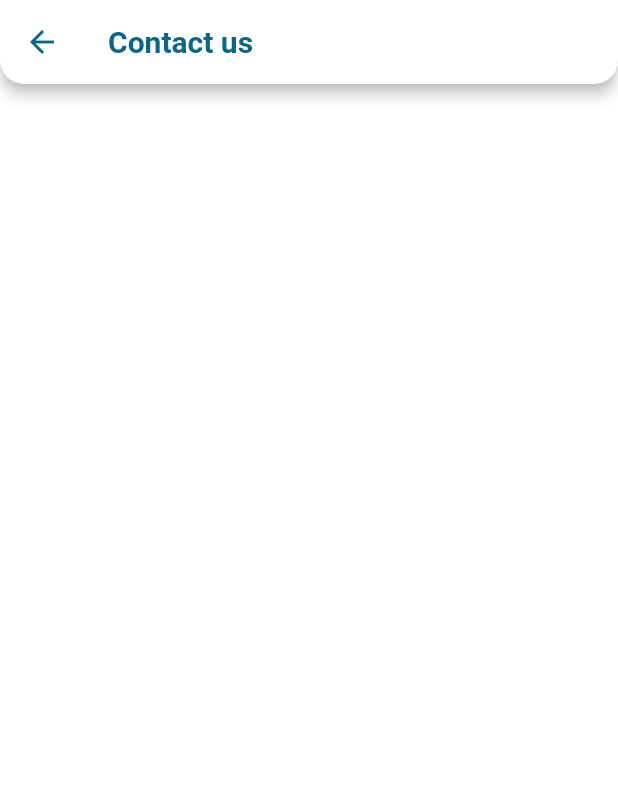
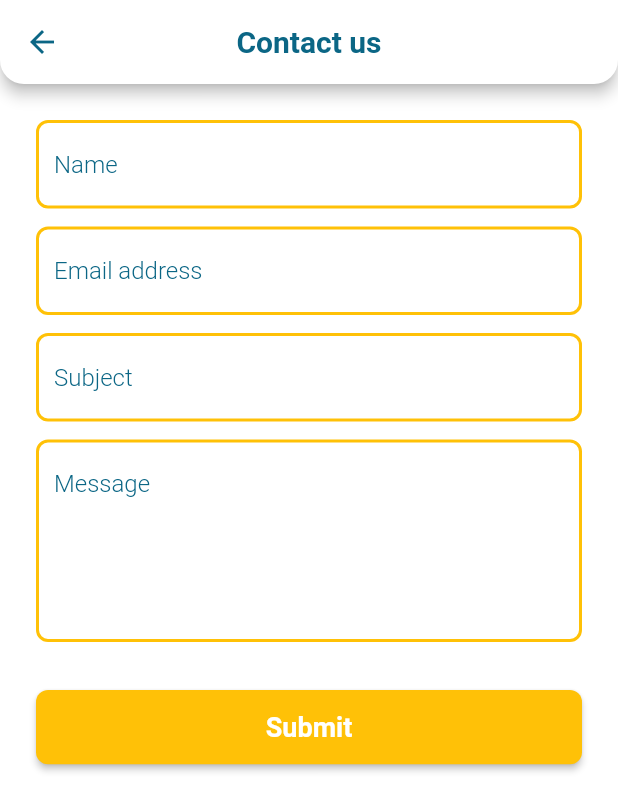
Before and after one commit to OmarAssem11/event_creator, a Flutter app: the ContactUsScreen screen opened by its route, on a phone screen of 412 x 824 dp. Shown: the top 811 px of the screen. Run offline on Flutter 3.47's test engine with Material 2 defaults, Android fonts, the phone set to English and light mode, and no system bars; our stand-ins replace cached_network_image, connectivity_plus, dio, equatable, flutter_bloc, fluttertoast and 3 more; network calls fail.

Commit message:
Design Contact Us basic UI

```diff
--- a/lib/contact_us_screen.dart
+++ /dev/null
@@ -1,16 +0,0 @@
-import 'package:event_creator/generated/l10n.dart';
-import 'package:flutter/material.dart';
-
-class ContactUsScreen extends StatelessWidget {
-  const ContactUsScreen();
-
-  @override
-  Widget build(BuildContext context) {
-    return Scaffold(
-      appBar: AppBar(
-        title: Text(S.current.contactUs),
-      ),
-      body: const Column(),
-    );
-  }
-}
--- a/lib/features/halls/domain/entities/hall.dart
+++ b/lib/features/halls/domain/entities/hall.dart
@@ -4,17 +4,17 @@ class Hall extends Equatable {
   final String id;
   final String description;
   final String imageUrl;
-  final double rating;
   final int numOfPeople;
   final double price;
+  final double? rating;
 
   const Hall({
     required this.id,
     required this.description,
     required this.imageUrl,
-    required this.rating,
     required this.numOfPeople,
     required this.price,
+    this.rating,
   });
 
   @override
--- /dev/null
+++ b/lib/features/more/presentation/screens/contact_us_screen.dart
@@ -0,0 +1,78 @@
+import 'package:event_creator/generated/l10n.dart';
+import 'package:event_creator/ui/resources/values_manager.dart';
+import 'package:event_creator/ui/toast.dart';
+import 'package:event_creator/ui/widgets/default_elevated_button.dart';
+import 'package:event_creator/ui/widgets/default_text_form_field.dart';
+import 'package:event_creator/utils/helper_methods.dart';
+import 'package:flutter/material.dart';
+import 'package:go_router/go_router.dart';
+
+class ContactUsScreen extends StatefulWidget {
+  const ContactUsScreen();
+
+  @override
+  State<ContactUsScreen> createState() => _ContactUsScreenState();
+}
+
+class _ContactUsScreenState extends State<ContactUsScreen> {
+  final _nameController = TextEditingController();
+  final _emailController = TextEditingController();
+  final _subjectController = TextEditingController();
+  final _messageController = TextEditingController();
+  final _formKey = GlobalKey<FormState>();
+
+  @override
+  Widget build(BuildContext context) {
+    return Scaffold(
+      appBar: AppBar(
+        title: Text(S.current.contactUs),
+      ),
+      body: Padding(
+        padding: const EdgeInsets.all(Insets.xl),
+        child: Form(
+          key: _formKey,
+          child: Column(
+            children: [
+              DefaultTextFormField(
+                controller: _nameController,
+                hintText: S.current.name,
+                validator: (name) => validateRegularText(name, S.current.name),
+              ),
+              const SizedBox(height: Sizes.s12),
+              DefaultTextFormField(
+                controller: _emailController,
+                hintText: S.current.emailAddress,
+                validator: validateEmailAddress,
+              ),
+              const SizedBox(height: Sizes.s12),
+              DefaultTextFormField(
+                controller: _subjectController,
+                hintText: S.current.subject,
+                validator: (subject) =>
+                    validateRegularText(subject, S.current.subject),
+              ),
+              const SizedBox(height: Sizes.s12),
+              DefaultTextFormField(
+                controller: _messageController,
+                hintText: S.current.message,
+                validator: (message) =>
+                    validateRegularText(message, S.current.message),
+                maxLines: 5,
+              ),
+              const SizedBox(height: Sizes.s32),
+              DefaultElevatedButton(
+                label: S.current.submit,
+                onPressed: () {
+                  if (_formKey.currentState?.validate() == true) {
+                    showToast(S.current.sent);
+                    context.pop();
+                  }
+                },
+              ),
+            ],
+          ),
+        ),
+      ),
+    );
+  }
+}
--- a/lib/l10n/intl_en.arb
+++ b/lib/l10n/intl_en.arb
@@ -26,6 +26,7 @@
     "incorrectPassword": "Incorrect password",
     "emailAlreadyInUse": "The email address is already in use by another account",
     "resetPassword": "Reset Password",
+    "canNotBeEmpty": "can't be empty",
     "emailCanNotBeEmpty": "Email address can't be empty",
     "passwordCanNotBeEmpty": "Password can't be empty",
     "incorrectEmailAddress": "Incorrect email address",
@@ -34,5 +35,10 @@
     "peoples": "peoples",
     "model": "Model",
     "contactUs": "Contact us",
-    "aboutUs": "About us"
+    "aboutUs": "About us",
+    "name": "Name",
+    "subject": "Subject",
+    "message": "Message",
+    "submit": "Submit",
+    "sent": "Sent"
 }
--- a/lib/route_manager.dart
+++ b/lib/route_manager.dart
@@ -1,7 +1,7 @@
-import 'package:event_creator/about_us_screen.dart';
-import 'package:event_creator/contact_us_screen.dart';
 import 'package:event_creator/features/auth/presentation/screens/email_password_login_screen.dart';
 import 'package:event_creator/features/auth/presentation/screens/register_screen.dart';
+import 'package:event_creator/features/more/presentation/screens/about_us_screen.dart';
+import 'package:event_creator/features/more/presentation/screens/contact_us_screen.dart';
 import 'package:event_creator/ui/layout/home_layout.dart';
 import 'package:go_router/go_router.dart';
 
--- a/lib/ui/resources/theme_manager.dart
+++ b/lib/ui/resources/theme_manager.dart
@@ -23,6 +23,7 @@ ThemeData getTheme() => ThemeData(
         color: ColorPalette.white,
         foregroundColor: ColorPalette.secondary,
         elevation: Sizes.s4,
+        centerTitle: true,
         shape: const RoundedRectangleBorder(
           borderRadius: BorderRadius.only(
             bottomRight: Radius.circular(Sizes.s16),
@@ -33,7 +34,7 @@ ThemeData getTheme() => ThemeData(
           fontSize: FontSize.s20,
         ),
         actionsIconTheme: const IconThemeData(
-          color: ColorPalette.white,
+          color: ColorPalette.secondary,
           size: Sizes.s28,
         ),
       ),
--- a/lib/ui/widgets/default_text_form_field.dart
+++ b/lib/ui/widgets/default_text_form_field.dart
@@ -7,6 +7,7 @@ class DefaultTextFormField extends StatelessWidget {
     this.prefixIconData,
     this.keyboardType,
     this.validator,
+    this.maxLines,
   });
 
   final TextEditingController controller;
@@ -14,6 +15,7 @@ class DefaultTextFormField extends StatelessWidget {
   final IconData? prefixIconData;
   final TextInputType? keyboardType;
   final String? Function(String?)? validator;
+  final int? maxLines;
 
   @override
   Widget build(BuildContext context) {
@@ -30,6 +32,7 @@ class DefaultTextFormField extends StatelessWidget {
       ),
       keyboardType: keyboardType,
       validator: validator,
+      maxLines: maxLines,
       autocorrect: false,
     );
   }
```
Also changed, not shown: lib/features/halls/data/models/hall_model.dart (+5 -3 lines), lib/features/halls/presentation/screens/offers_screen.dart (added, +42 -0 lines), lib/features/halls/presentation/widgets/hall_item.dart (+13 -5 lines), lib/main.dart (+14 -2 lines), lib/offers_screen.dart (deleted, +0 -10 lines), lib/ui/layout/home_layout.dart (+21 -14 lines), lib/utils/helper_methods.dart (+7 -0 lines), lib/features/more/presentation/screens/about_us_screen.dart (renamed from lib/about_us_screen.dart), lib/features/more/presentation/screens/more_screen.dart (renamed from lib/more_screen.dart), lib/generated/intl/messages_en.dart, lib/generated/l10n.dart.
